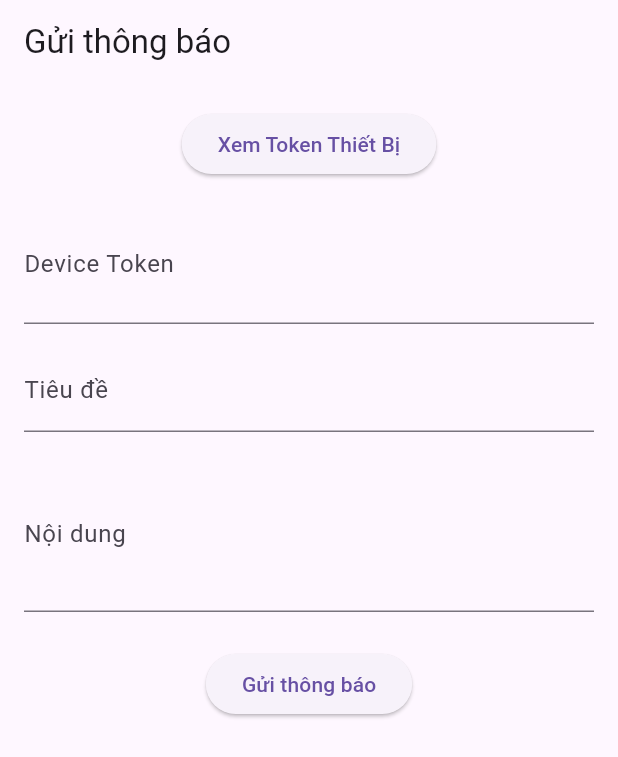
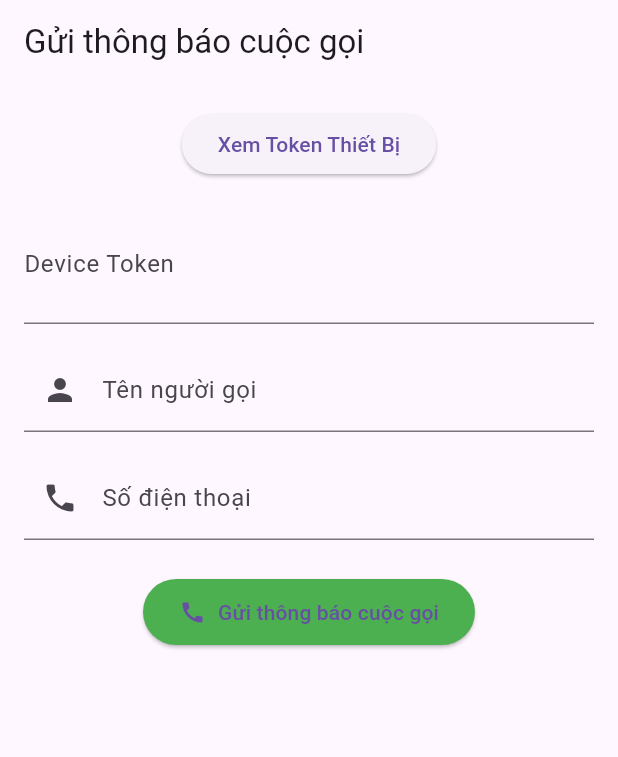
Before and after one commit to VoQuocTanne/notification, a Flutter app: the screen it shows after launch, on a phone screen of 412 x 824 dp. Shown: the top 757 px of the screen. Run offline on Flutter 3.47's test engine with Material 3 defaults, Android fonts, the phone set to English and light mode, and no system bars; our stand-ins replace bloc, firebase_core, firebase_messaging, flutter_bloc, flutter_local_notifications, freezed_annotation and 1 more; accounts and stored records are empty.

Commit message:
update_video_call

```diff
--- a/pj_notification/lib/bloc/notification_event.dart
+++ b/pj_notification/lib/bloc/notification_event.dart
@@ -2,11 +2,20 @@ part of 'notification_bloc.dart';
 
 @freezed
 class NotificationEvent with _$NotificationEvent {
-  const factory NotificationEvent.sendNotification({
+  const factory NotificationEvent.sendCallNotification({
     required String token,
-    required String title,
-    required String body,
-  }) = _SendNotification;
+    required String callerName,
+    required String phoneNumber,
+    required String callId,
+  }) = _SendCallNotification;
 
   const factory NotificationEvent.getDeviceToken() = _GetDeviceToken;
+
+  const factory NotificationEvent.acceptCall({
+    required String callId,
+  }) = _AcceptCall;
+
+  const factory NotificationEvent.declineCall({
+    required String callId,
+  }) = _DeclineCall;
 }
--- a/pj_notification/lib/bloc/notification_state.dart
+++ b/pj_notification/lib/bloc/notification_state.dart
@@ -11,4 +11,8 @@ class NotificationState with _$NotificationState {
   const factory NotificationState.failure(String error) = _Failure;
 
   const factory NotificationState.tokenReceived(String token) = _TokenReceived;
+
+  const factory NotificationState.callAccepted(String callId) = _CallAccepted;
+
+  const factory NotificationState.callDeclined(String callId) = _CallDeclined;
 }
--- a/pj_notification/lib/device_token_sreen.dart
+++ b/pj_notification/lib/device_token_sreen.dart
@@ -23,13 +23,11 @@ class DeviceTokenScreen extends StatelessWidget {
             if (snapshot.connectionState == ConnectionState.waiting) {
               return const Center(child: CircularProgressIndicator());
             }
-
             if (snapshot.hasError) {
               return Center(
                 child: Text('Lỗi: ${snapshot.error}'),
               );
             }
-
             final token = snapshot.data;
             return Column(
               crossAxisAlignment: CrossAxisAlignment.start,
--- a/pj_notification/lib/screen_ui_send.dart
+++ b/pj_notification/lib/screen_ui_send.dart
@@ -13,7 +13,14 @@ class NotificationSenderScreen extends StatelessWidget {
       child: BlocConsumer<NotificationBloc, NotificationState>(
         listener: (context, state) {
           state.maybeWhen(
-            success: () => _showSnackBar(context, 'Gửi thông báo thành công'),
+            success: () {
+              ScaffoldMessenger.of(context).showSnackBar(
+                const SnackBar(
+                  content: Text('Gửi thông báo thành công'),
+                  duration: Duration(seconds: 3),
+                ),
+              );
+            },
             failure: (error) => _showSnackBar(context, 'Lỗi: $error'),
             orElse: () => null,
           );
@@ -21,7 +28,7 @@ class NotificationSenderScreen extends StatelessWidget {
         builder: (context, state) {
           final bloc = context.read<NotificationBloc>();
           return Scaffold(
-            appBar: AppBar(title: const Text('Gửi thông báo')),
+            appBar: AppBar(title: const Text('Gửi thông báo cuộc gọi')),
             body: Padding(
               padding: const EdgeInsets.all(16.0),
               child: Column(
@@ -42,34 +49,46 @@ class NotificationSenderScreen extends StatelessWidget {
                   ),
                   const SizedBox(height: 16),
                   TextField(
-                    controller: bloc.titleController,
+                    controller: bloc.callerNameController,
                     decoration: const InputDecoration(
-                      labelText: 'Tiêu đề',
-                      hintText: 'Nhập tiêu đề thông báo',
+                      labelText: 'Tên người gọi',
+                      hintText: 'Nhập tên người gọi',
+                      prefixIcon: Icon(Icons.person),
                     ),
                   ),
                   const SizedBox(height: 16),
                   TextField(
-                    controller: bloc.bodyController,
+                    controller: bloc.phoneNumberController,
                     decoration: const InputDecoration(
-                      labelText: 'Nội dung',
-                      hintText: 'Nhập nội dung thông báo',
+                      labelText: 'Số điện thoại',
+                      hintText: 'Nhập số điện thoại',
+                      prefixIcon: Icon(Icons.phone),
                     ),
-                    maxLines: 3,
+                    keyboardType: TextInputType.phone,
                   ),
                   const SizedBox(height: 24),
                   state.maybeWhen(
                     loading: () => const CircularProgressIndicator(),
-                    orElse: () => ElevatedButton(
+                    orElse: () => ElevatedButton.icon(
                       onPressed: () {
-                        final bloc = context.read<NotificationBloc>();
-                        bloc.add(NotificationEvent.sendNotification(
+                        final callId =
+                            DateTime.now().millisecondsSinceEpoch.toString();
+                        bloc.add(NotificationEvent.sendCallNotification(
                           token: bloc.tokenController.text.trim(),
-                          title: bloc.titleController.text.trim(),
-                          body: bloc.bodyController.text.trim(),
+                          callerName: bloc.callerNameController.text.trim(),
+                          phoneNumber: bloc.phoneNumberController.text.trim(),
+                          callId: callId,
                         ));
                       },
-                      child: const Text('Gửi thông báo'),
+                      icon: const Icon(Icons.call),
+                      label: const Text('Gửi thông báo cuộc gọi'),
+                      style: ElevatedButton.styleFrom(
+                        backgroundColor: Colors.green,
+                        padding: const EdgeInsets.symmetric(
+                          horizontal: 24,
+                          vertical: 12,
+                        ),
+                      ),
                     ),
                   ),
                 ],
--- a/pj_notification/pubspec.yaml
+++ b/pj_notification/pubspec.yaml
@@ -18,10 +18,9 @@ dependencies:
   firebase_messaging: ^15.2.0
   firebase_core: ^3.10.0
   flutter_local_notifications: ^18.0.1
-  googleapis: ^13.2.0
   googleapis_auth: ^1.6.0
   freezed_annotation: ^2.4.4
-  reactive_forms: ^17.0.1
+
 
   get_it: ^8.0.3
   bloc: ^9.0.0
```
Also changed, not shown: pj_notification/lib/bloc/notification_bloc.dart (+33 -16 lines), pj_notification/lib/main.dart (+75 -24 lines), pj_notification/lib/bloc/notification_bloc.freezed.dart, pj_notification/pubspec.lock, 12 other files.
